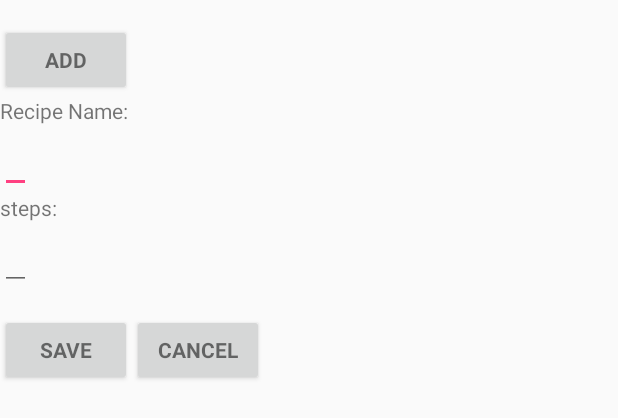
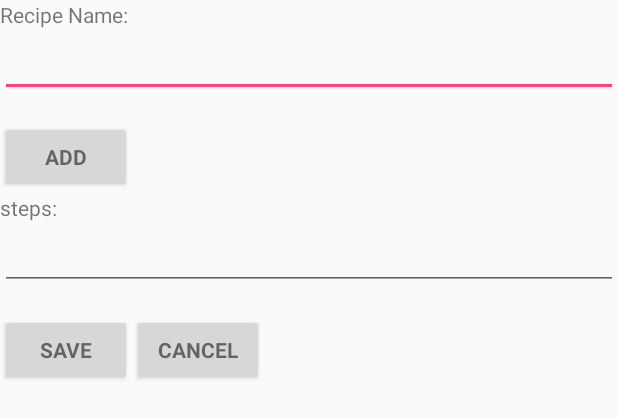
Before and after one commit to yangxk15/PantryPlanner, an Android app: the layout activity_create_recipe.xml on its own in the app's theme, with its tools: preview values and no code run, on a phone screen of 412 x 824 dp. Shown: the top 418 px of the screen. Run offline under Robolectric (Android 15) with nearby library versions, the phone set to English and light mode, and no system bars.

Commit message:
redo createRecipeActivity
add creating recipe in CreateRecipeActvity; change length of EditText
in xml, change getItemTypes() in ItemType to static

```diff
--- a/app/src/main/res/layout/activity_create_recipe.xml
+++ b/app/src/main/res/layout/activity_create_recipe.xml
@@ -3,6 +3,18 @@
     android:orientation="vertical" android:layout_width="match_parent"
     android:layout_height="match_parent"
     android:id="@+id/my_create_recipe_layout">
+
+    <TextView
+        android:id="@+id/create_recipe_name_text"
+        android:layout_width="wrap_content"
+        android:layout_height="wrap_content"
+        android:text="Recipe Name: "/>
+
+    <EditText
+        android:id="@+id/create_recipe_name"
+        android:layout_width="match_parent"
+        android:layout_height="wrap_content"
+        />
     <Button
         android:id="@+id/add_ingredient"
         style="?android:textAppearanceSmall"
@@ -11,17 +23,7 @@
         android:layout_marginTop="16dp"
         android:text="add"
         android:textStyle="bold" />
-    <TextView
-        android:id="@+id/create_recipe_name_text"
-        android:layout_width="wrap_content"
-        android:layout_height="wrap_content"
-        android:text="Recipe Name: "/>
 
-    <EditText
-        android:id="@+id/create_recipe_name"
-        android:layout_width="wrap_content"
-        android:layout_height="wrap_content"
-        />
     <TextView
         android:id="@+id/create_recipe_steps_text"
         android:layout_width="wrap_content"
@@ -30,7 +32,7 @@
 
     <EditText
         android:id="@+id/create_recipe_steps"
-        android:layout_width="wrap_content"
+        android:layout_width="match_parent"
         android:layout_height="wrap_content"
         />
     <LinearLayout
--- a/common/src/main/java/edu/dartmouth/cs/pantryplanner/common/ItemType.java
+++ b/common/src/main/java/edu/dartmouth/cs/pantryplanner/common/ItemType.java
@@ -1,7 +1,6 @@
 package edu.dartmouth.cs.pantryplanner.common;
 
 import lombok.AllArgsConstructor;
-import lombok.Data;
 
 @AllArgsConstructor
 public enum ItemType {
@@ -20,7 +19,7 @@ public enum ItemType {
         return text;
     }
 
-    public String[] getItemTypes() {
+    public static String[] getItemTypes() {
         ItemType[] itemTypes = ItemType.values();
         String[] types = new String[itemTypes.length];
 
```
Also changed, not shown: app/src/main/java/edu/dartmouth/cs/pantryplanner/app/controller/CreateRecipeAcitivity.java (+40 -17 lines).
